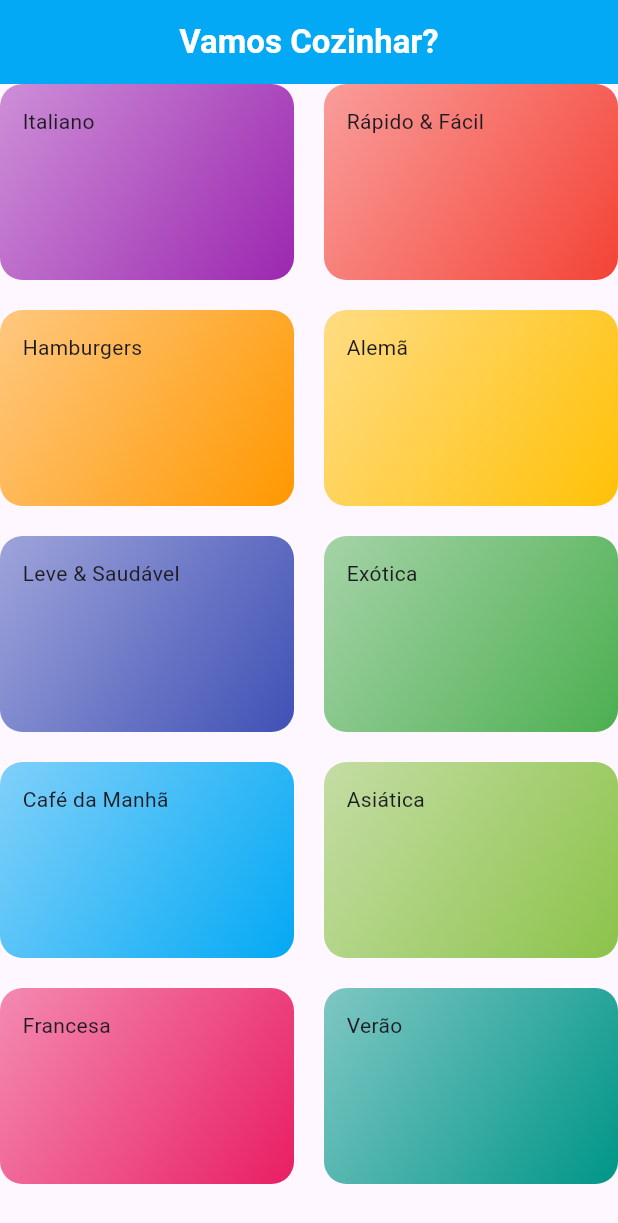
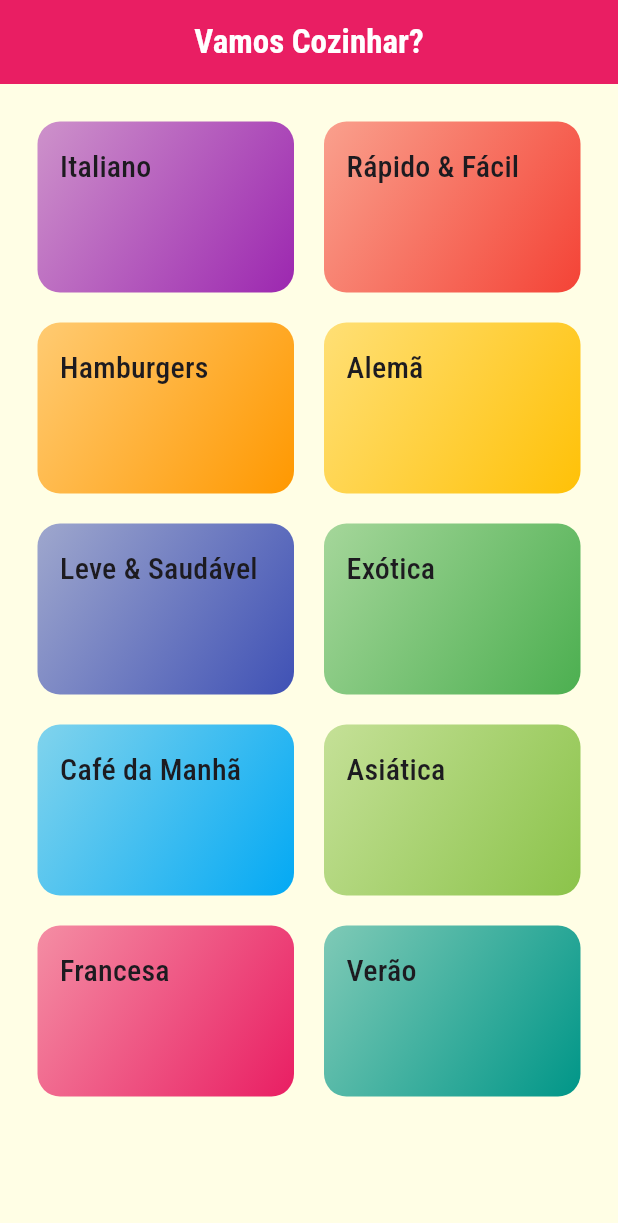
Before and after one commit to nailtonsdelima/meals, a Flutter app: the screen it shows after launch, on a phone screen of 412 x 824 dp. Shown: the top 1223 px of the screen. Run offline on Flutter 3.47's test engine with Material 3 defaults, Android fonts, the phone set to English and light mode, and no system bars; Roboto replaces fonts that are missing (OpenSans).

Commit message:
Ajustando fontes e detalhes da tela inicial

```diff
--- a/lib/components/category_item.dart
+++ b/lib/components/category_item.dart
@@ -12,7 +12,10 @@ class CategoryItem extends StatelessWidget {
     return Container(
       padding: const EdgeInsets.all(15),
       // ignore: sort_child_properties_last
-      child: Text(category.title),
+      child: Text(
+        category.title,
+        style: Theme.of(context).textTheme.titleMedium,
+      ),
       decoration: BoxDecoration(
         borderRadius: BorderRadius.circular(15),
         gradient: LinearGradient(
--- a/lib/main.dart
+++ b/lib/main.dart
@@ -14,12 +14,21 @@ class MyApp extends StatelessWidget {
     return MaterialApp(
       title: 'Vamos Cozinhar?',
       theme: ThemeData(
+        // parametro abaixo está subtituindo o canvas color do projeto inicial
+        scaffoldBackgroundColor: const Color.fromRGBO(255, 254, 229, 1),
+        fontFamily: 'Raleway',
+        textTheme: ThemeData.light().textTheme.copyWith(
+              titleMedium: const TextStyle(
+                fontSize: 20,
+                fontFamily: 'RobotoCondensed',
+              ),
+            ),
         // primarySwatch: Colors.blue,
         appBarTheme: const AppBarTheme(
           centerTitle: true,
-          backgroundColor: Colors.lightBlue,
+          backgroundColor: Colors.pink,
           titleTextStyle: TextStyle(
-            fontFamily: 'OpenSans',
+            fontFamily: 'RobotoCondensed',
             color: Colors.white,
             fontSize: 22,
             fontWeight: FontWeight.bold,
--- a/lib/screens/categories_screen.dart
+++ b/lib/screens/categories_screen.dart
@@ -14,6 +14,7 @@ class CategoriesScreen extends StatelessWidget {
         title: const Text('Vamos Cozinhar?'),
       ),
       body: GridView(
+        padding: const EdgeInsets.all(25),
         gridDelegate: const SliverGridDelegateWithMaxCrossAxisExtent(
           maxCrossAxisExtent: 200,
           childAspectRatio: 3 / 2,
```
Also changed, not shown: pubspec.yaml (+18 -0 lines), assets/fonts/Raleway-Black.ttf (added), assets/fonts/Raleway-Bold.ttf (added), assets/fonts/Raleway-Regular.ttf (added), assets/fonts/RobotoCondensed-Bold.ttf (added), assets/fonts/RobotoCondensed-Italic.ttf (added), assets/fonts/RobotoCondensed-Light.ttf (added), assets/fonts/RobotoCondensed-Regular.ttf (added).
